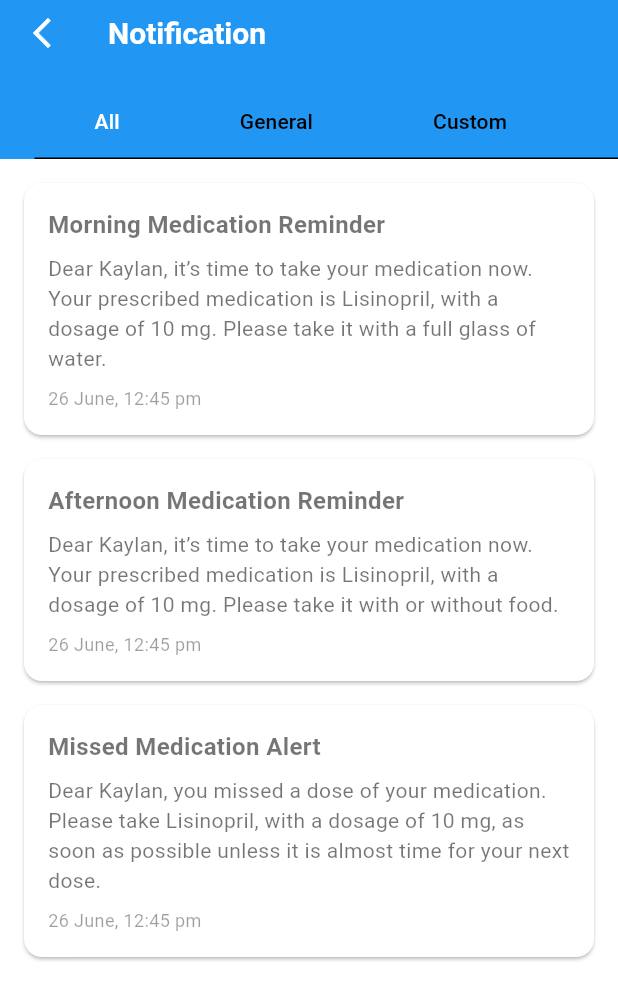
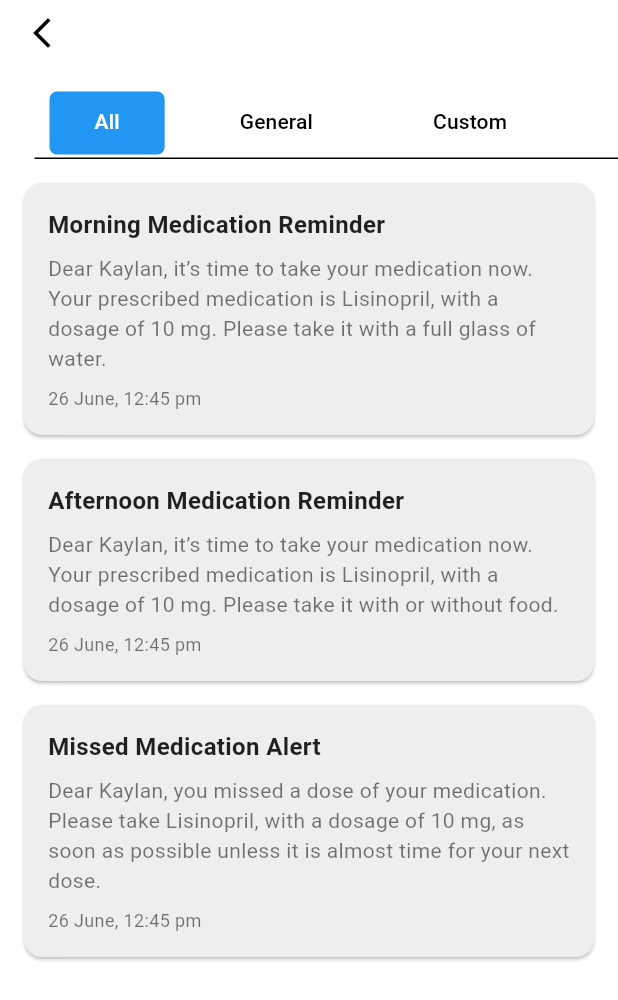
Before and after one commit to ajaydhakal1/medicalapp-uta, a Flutter app: the ShowNotifications screen opened by its route, on a phone screen of 412 x 824 dp. Shown: the top 1000 px of the screen. Run offline on Flutter 3.47's test engine with Material 3 defaults, Android fonts, the light colour scheme and no system bars; our stand-ins replace awesome_notifications, dotted_border, easy_localization, flutter_animate, flutter_rating_bar, font_awesome_flutter and 5 more; missing offline and left inert: flutter_timer_countdown; accounts and stored records are empty.

Commit message:
bug fixes

```diff
--- a/lib/Pages/Notification/show_notifications.dart
+++ b/lib/Pages/Notification/show_notifications.dart
@@ -5,7 +5,8 @@ class Notification {
   final String description;
   final String time;
 
-  Notification({required this.title, required this.description, required this.time});
+  Notification(
+      {required this.title, required this.description, required this.time});
 }
 
 class ShowNotifications extends StatefulWidget {
@@ -15,7 +16,8 @@ class ShowNotifications extends StatefulWidget {
   _ShowNotificationsState createState() => _ShowNotificationsState();
 }
 
-class _ShowNotificationsState extends State<ShowNotifications> with SingleTickerProviderStateMixin {
+class _ShowNotificationsState extends State<ShowNotifications>
+    with SingleTickerProviderStateMixin {
   late TabController _tabController;
 
   final List<Notification> allNotifications = [
@@ -94,7 +96,7 @@ class _ShowNotificationsState extends State<ShowNotifications> with SingleTicker
     return Scaffold(
       appBar: AppBar(
         title: const Text('Notification'),
-         leading: IconButton(
+        leading: IconButton(
           onPressed: () {
             Navigator.pushNamed(context, "/home");
           },
@@ -110,13 +112,14 @@ class _ShowNotificationsState extends State<ShowNotifications> with SingleTicker
               isScrollable: true,
               labelColor: Colors.white,
               tabAlignment: TabAlignment.start,
-              indicatorPadding: const EdgeInsets.only(left: -30.0, right: -30.0, top: 3.0, bottom: 3.0),
+              indicatorPadding: const EdgeInsets.only(
+                  left: -30.0, right: -30.0, top: 3.0, bottom: 3.0),
               indicator: BoxDecoration(
                 shape: BoxShape.rectangle,
                 color: Colors.blue,
                 borderRadius: BorderRadius.circular(5.0),
               ),
-              tabs:const [
+              tabs: const [
                 Tab(text: 'All'),
                 Tab(text: 'General'),
                 Tab(text: 'Custom'),
@@ -155,7 +158,10 @@ class _ShowNotificationsState extends State<ShowNotifications> with SingleTicker
     );
   }
 
-  Widget _buildNotificationCard({required String title, required String description, required String time}) {
+  Widget _buildNotificationCard(
+      {required String title,
+      required String description,
+      required String time}) {
     return Card(
       margin: const EdgeInsets.only(bottom: 16.0),
       child: Padding(
@@ -168,6 +174,7 @@ class _ShowNotificationsState extends State<ShowNotifications> with SingleTicker
               style: const TextStyle(
                 fontSize: 16.0,
                 fontWeight: FontWeight.bold,
+                color: Colors.black87,
               ),
             ),
             const SizedBox(height: 8.0),
@@ -183,7 +190,7 @@ class _ShowNotificationsState extends State<ShowNotifications> with SingleTicker
               time,
               style: const TextStyle(
                 fontSize: 12.0,
-                color: Colors.black38,
+                color: Colors.black54,
               ),
             ),
           ],
--- a/lib/theme/theme.dart
+++ b/lib/theme/theme.dart
@@ -10,8 +10,9 @@ final ThemeData lightMode = ThemeData(
   ),
   scaffoldBackgroundColor: Colors.white,
   appBarTheme: const AppBarTheme(
-    color: Colors.blue,
-    iconTheme: IconThemeData(color: Colors.white),
+    color: Colors.white,
+    elevation: 0,
+    iconTheme: IconThemeData(color: Colors.black),
     titleTextStyle: TextStyle(
         color: Colors.white, fontSize: 20, fontWeight: FontWeight.bold),
   ),
@@ -41,7 +42,9 @@ final ThemeData lightMode = ThemeData(
   ),
   iconTheme: const IconThemeData(color: Colors.blue),
   dividerColor: Colors.grey[300],
-  cardColor: Colors.white,
+  cardTheme: CardTheme(
+    color: Colors.grey[200],
+  ),
   // Add other theme properties as needed
 );
 
@@ -54,9 +57,9 @@ final ThemeData darkMode = ThemeData(
   ),
   scaffoldBackgroundColor: Colors.black,
   appBarTheme: const AppBarTheme(
-    color:  Color.fromARGB(255, 0, 170, 255),
-    iconTheme:  IconThemeData(color: Colors.white),
-    titleTextStyle:  TextStyle(
+    color: Color.fromARGB(255, 0, 170, 255),
+    iconTheme: IconThemeData(color: Colors.white),
+    titleTextStyle: TextStyle(
         color: Colors.white, fontSize: 20, fontWeight: FontWeight.bold),
   ),
   textTheme: const TextTheme(
@@ -85,6 +88,8 @@ final ThemeData darkMode = ThemeData(
   ),
   iconTheme: const IconThemeData(color: Colors.blueAccent),
   dividerColor: Colors.grey[700],
-  cardColor: Colors.grey[850],
-  // Add other theme properties as needed
+  cardColor: Colors.black,
+  cardTheme: const CardTheme(
+    color: Colors.white,
+  ), // Add other theme properties as needed
 );
```
